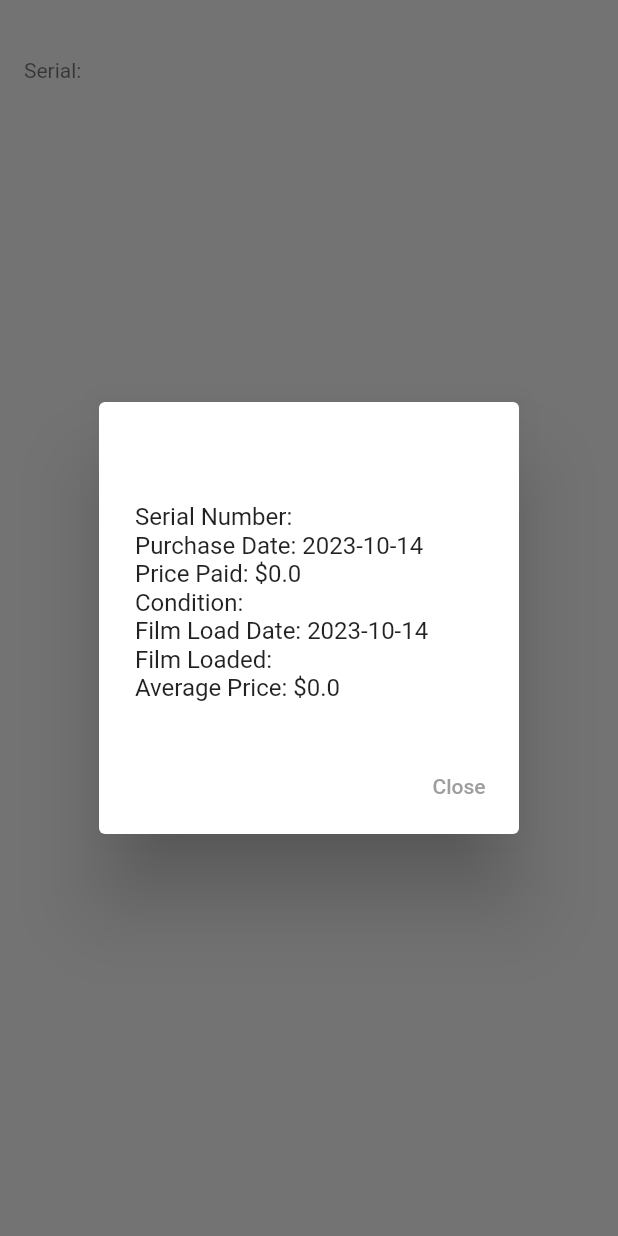
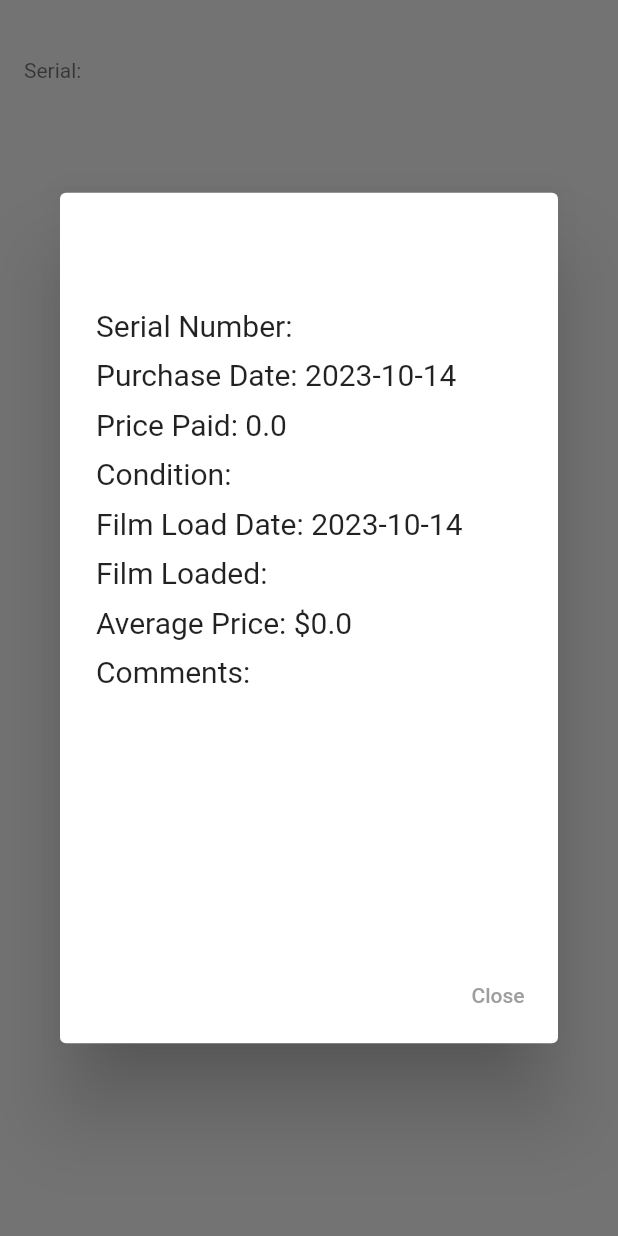
Before and after one commit to AlexGuoussatchok/analog_photography_db, a Flutter app: the CameraListItem widget shown alone on an empty page, opened directly with empty values, after a tap on "Serial:", on a phone screen of 412 x 824 dp. Run offline on Flutter 3.47's test engine with Material 2 defaults, Android fonts, the phone set to English and light mode, and no system bars; our stand-ins replace sqflite; accounts and stored records are empty; statements that could not run were skipped.

Commit message:
Little adjustments to camera details pop up

```diff
--- a/lib/widgets/collection/cameras_list_item.dart
+++ b/lib/widgets/collection/cameras_list_item.dart
@@ -10,36 +10,70 @@ class CameraListItem extends StatelessWidget {
   void _showCameraDetails(BuildContext context, InventoryCamera camera) {
     showDialog(
       context: context,
-      builder: (context) {
-        return AlertDialog(
+      builder: (context) => AlertDialog(
         title: Text("${camera.brand} ${camera.model}"),
-          content: SingleChildScrollView(
-            child: ListBody(
+        content: SizedBox(
+          width: MediaQuery.of(context).size.width * 0.8, // 80% of screen width
+          height: MediaQuery.of(context).size.height * 0.5, // 50% of screen height
+          child: SingleChildScrollView(
+            child: Column(
+              crossAxisAlignment: CrossAxisAlignment.start,
               children: [
-                Text('Serial Number: ${camera.serialNumber}'),
-                if (camera.purchaseDate != null) Text('Purchase Date: ${DateFormat('yyyy-MM-dd').format(camera.purchaseDate!)}'),
-                if (camera.pricePaid != null) Text('Price Paid: \$${camera.pricePaid}'),
-                Text('Condition: ${camera.condition}'),
-                if (camera.filmLoadDate != null) Text('Film Load Date: ${DateFormat('yyyy-MM-dd').format(camera.filmLoadDate!)}'),
-                if (camera.filmLoaded != null) Text('Film Loaded: ${camera.filmLoaded}'),
-                if (camera.averagePrice != null) Text('Average Price: \$${camera.averagePrice}'),
-                if (camera.comments != null && camera.comments!.isNotEmpty) Text('Comments: ${camera.comments}'),
-                // ... add other fields as needed
+                const SizedBox(height: 10),
+                if (camera.serialNumber != null)
+                  Text('Serial Number: ${camera.serialNumber}',
+                  style: const TextStyle(fontSize: 20)),
+
+                const SizedBox(height: 10),
+                if (camera.purchaseDate != null)
+                  Text('Purchase Date: ${DateFormat('yyyy-MM-dd').format(camera.purchaseDate!)}',
+                  style: const TextStyle(fontSize: 20)),
+
+                const SizedBox(height: 10),
+                if (camera.pricePaid != null)
+                  Text('Price Paid: ${camera.pricePaid}',
+                  style: const TextStyle(fontSize: 20)),
+
+                const SizedBox(height: 10),
+                if (camera.condition != null)
+                  Text('Condition: ${camera.condition}',
+                  style: const TextStyle(fontSize: 20)),
+
+                const SizedBox(height: 10),
+                if (camera.filmLoadDate != null)
+                  Text('Film Load Date: ${DateFormat('yyyy-MM-dd').format(camera.filmLoadDate!)}',
+                  style: const TextStyle(fontSize: 20)),
+
+                const SizedBox(height: 10),
+                if (camera.filmLoaded != null)
+                  Text('Film Loaded: ${camera.filmLoaded}',
+                  style: const TextStyle(fontSize: 20)),
+
+                const SizedBox(height: 10),
+                if (camera.averagePrice != null)
+                  Text('Average Price: \$${camera.averagePrice}',
+                  style: const TextStyle(fontSize: 20)),
+
+                const SizedBox(height: 10),
+                if (camera.comments != null)
+                  Text('Comments: ${camera.comments}',
+                  style: const TextStyle(fontSize: 20)),
               ],
+            ),
           ),
         ),
         actions: [
           TextButton(
-              child: const Text('Close'),
+            child: const Text("Close"),
             onPressed: () {
               Navigator.of(context).pop();
             },
+          )
+        ],
       ),
-          ],
-        );
-      },
     );
   }
+
 
 
   @override
```
Lines whose indentation alone changed are shown as unchanged.
